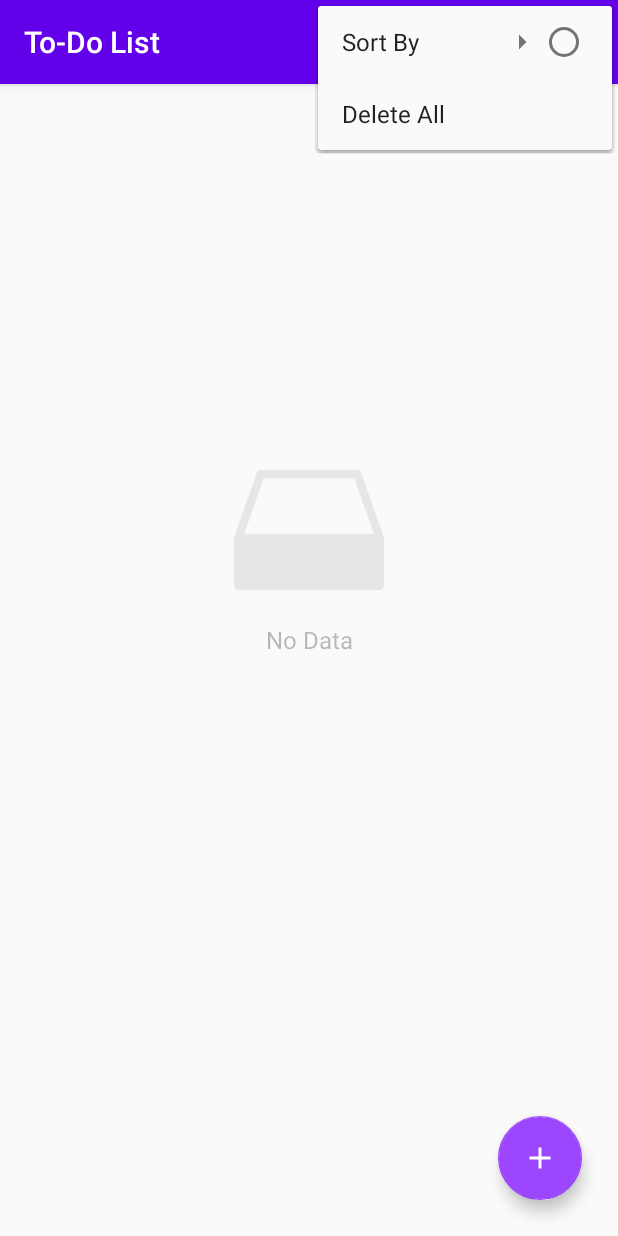
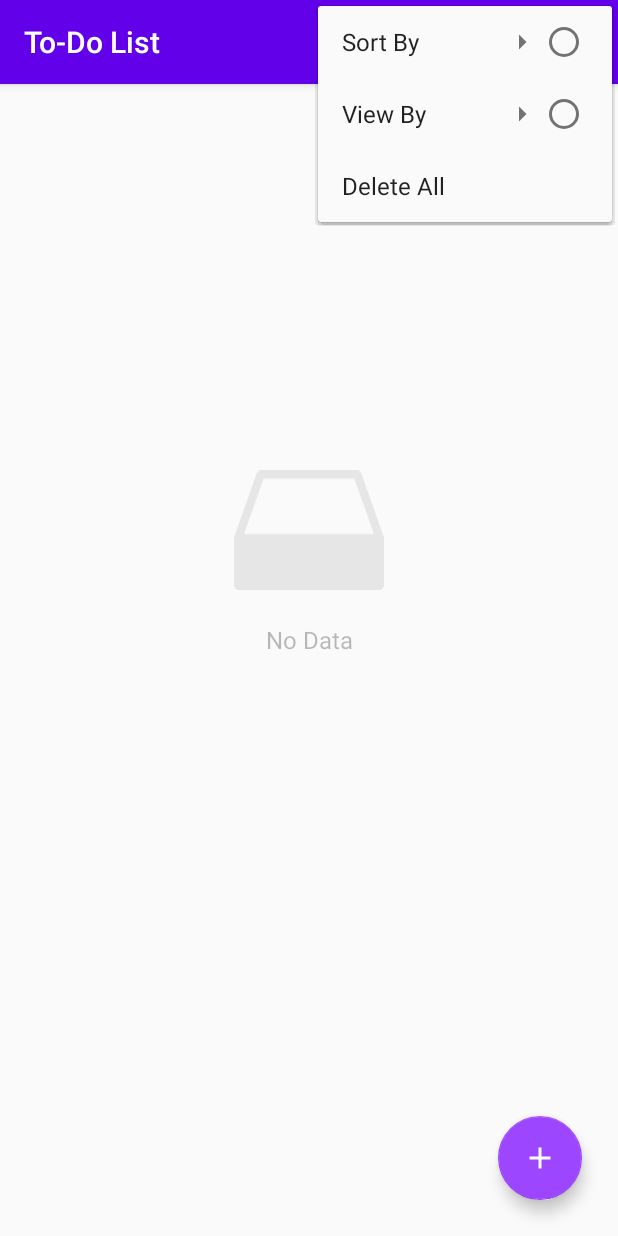
Before and after one commit to diegoamribeiro/ToDo_App_Room_MVVM, an Android app: the screen it shows after launch (MainActivity), with the options menu open, on a phone screen of 412 x 824 dp. Run offline under Robolectric (Android 15) with nearby library versions, the phone set to English and light mode, and no system bars; our stand-ins replace Room's generated code, data binding, navigation-ui; libraries missing offline, so code that uses them is left out: jp.wasabeef.recyclerview; 1 statement that could not run was skipped.

Commit message:
Grid and listView switch added

```diff
--- a/app/build.gradle
+++ b/app/build.gradle
@@ -14,8 +14,8 @@ android {
         applicationId "com.diegoribeiro.todoapp"
         minSdkVersion 23
         targetSdkVersion 30
-        versionCode 3
-        versionName "3.0"
+        versionCode 4
+        versionName "3.1"
 
         testInstrumentationRunner "androidx.test.runner.AndroidJUnitRunner"
     }
@@ -30,6 +30,7 @@ android {
 
     buildFeatures{
         dataBinding = true
+        viewBinding = true
     }
 
     compileOptions {
--- a/app/src/main/java/com/diegoribeiro/todoapp/fragments/list/ListFragment.kt
+++ b/app/src/main/java/com/diegoribeiro/todoapp/fragments/list/ListFragment.kt
@@ -1,6 +1,7 @@
 package com.diegoribeiro.todoapp.fragments.list
 
 import android.app.AlertDialog
+import android.graphics.drawable.GradientDrawable
 import android.os.Bundle
 import android.util.Log
 import android.view.*
@@ -22,10 +23,13 @@ import com.diegoribeiro.todoapp.utils.hideKeyboard
 import com.diegoribeiro.todoapp.utils.observeOnce
 import com.google.android.material.snackbar.Snackbar
 import jp.wasabeef.recyclerview.animators.SlideInUpAnimator
+import kotlinx.android.synthetic.*
+import kotlinx.android.synthetic.main.fragment_list.*
 import kotlinx.android.synthetic.main.fragment_list.view.*
 
 class ListFragment : Fragment(), SearchView.OnQueryTextListener {
 
+    private lateinit var recyclerView: RecyclerView
     private val listAdapter: ListAdapter by lazy { ListAdapter() }
     private val mToDoViewModel: ToDoViewModel by viewModels()
     private val mSharedViewModel: SharedViewModel by viewModels()
@@ -41,7 +45,22 @@ class ListFragment : Fragment(), SearchView.OnQueryTextListener {
             findNavController().navigate(R.id.action_listFragment_to_addFragment)
         }
 
-        val recyclerView = view.recyclerListView
+        setupRecyclerView(view)
+
+        mSharedViewModel.emptyDatabase.observe(viewLifecycleOwner,  {
+            showEmptyDatabaseView(it)
+        })
+
+        //Hide Keyboard
+        hideKeyboard(requireActivity())
+
+        //Set menu
+        setHasOptionsMenu(true)
+        return view
+    }
+
+    private fun setupRecyclerView(view: View){
+        recyclerView = view.recyclerListView
         recyclerView.adapter = listAdapter
         recyclerView.layoutManager = StaggeredGridLayoutManager(2, LinearLayoutManager.VERTICAL)
         recyclerView.itemAnimator = SlideInUpAnimator().apply {
@@ -53,17 +72,28 @@ class ListFragment : Fragment(), SearchView.OnQueryTextListener {
             mSharedViewModel.verifyEmptyList(data)
             listAdapter.setData(data)
         })
+    }
 
-        mSharedViewModel.emptyDatabase.observe(viewLifecycleOwner,  {
-            showEmptyDatabaseView(it)
-        })
+    override fun onOptionsItemSelected(item: MenuItem): Boolean {
+        when(item.itemId){
+            R.id.menu_delete_all -> confirmRemoval()
+            R.id.menu_priority_high -> mToDoViewModel.sortByHighPriority.observe(this, {listAdapter.setData(it)})
+            R.id.menu_priority_low -> mToDoViewModel.sortByLowPriority.observe(this, {listAdapter.setData(it)})
+            R.id.menu_ListView -> listView()
+            R.id.menu_gridView -> gridView()
+        }
+        return super.onOptionsItemSelected(item)
+    }
 
-        //Hide Keyboard
-        hideKeyboard(requireActivity())
+    private fun listView(){
+            recyclerView.layoutManager = LinearLayoutManager(requireContext(), LinearLayoutManager.VERTICAL, false)
+            Log.d("**SetListView", "Clicked")
 
-        //Set menu
-        setHasOptionsMenu(true)
-        return view
+    }
+
+    private fun gridView(){
+        recyclerView.layoutManager = StaggeredGridLayoutManager(2, LinearLayoutManager.VERTICAL)
+        Log.d("**SetListView", "Clicked")
     }
 
     private fun swipeToDelete(recyclerView: RecyclerView){
@@ -98,15 +128,6 @@ class ListFragment : Fragment(), SearchView.OnQueryTextListener {
             view?.no_data_imageView?.visibility = View.INVISIBLE
             view?.no_data_textView?.visibility = View.INVISIBLE
         }
-    }
-
-    override fun onOptionsItemSelected(item: MenuItem): Boolean {
-        when(item.itemId){
-            R.id.menu_delete_all -> confirmRemoval()
-            R.id.menu_priority_high -> mToDoViewModel.sortByHighPriority.observe(this, {listAdapter.setData(it)})
-            R.id.menu_priority_low -> mToDoViewModel.sortByLowPriority.observe(this, {listAdapter.setData(it)})
-        }
-        return super.onOptionsItemSelected(item)
     }
 
     override fun onQueryTextSubmit(query: String?): Boolean {
@@ -154,4 +175,6 @@ class ListFragment : Fragment(), SearchView.OnQueryTextListener {
         searchView?.isSubmitButtonEnabled = true
         searchView?.setOnQueryTextListener(this)
     }
+
+
 }
--- a/app/src/main/java/com/diegoribeiro/todoapp/fragments/list/adapter/ListAdapter.kt
+++ b/app/src/main/java/com/diegoribeiro/todoapp/fragments/list/adapter/ListAdapter.kt
@@ -48,6 +48,4 @@ class ListAdapter : RecyclerView.Adapter<ListAdapter.MyViewHolder>(){
         this.dataList = toDoList
         toDoDiffResult.dispatchUpdatesTo(this)
     }
-
-
 }
--- a/app/src/main/res/menu/list_fragment_menu.xml
+++ b/app/src/main/res/menu/list_fragment_menu.xml
@@ -22,6 +22,18 @@
             </menu>
         </item>
     </group>
+    <group android:checkableBehavior="single">
+        <item android:id="@+id/menu_viewBy"
+            android:title="@string/view_by">
+            <menu>
+                <item android:id="@+id/menu_gridView"
+                    android:title="@string/grid_view"/>
+
+                <item android:id="@+id/menu_ListView"
+                    android:title="@string/list_view"/>
+            </menu>
+        </item>
+    </group>
     <item
         android:id="@+id/menu_delete_all"
         android:title="@string/delete_all"
--- a/app/src/main/res/values/strings.xml
+++ b/app/src/main/res/values/strings.xml
@@ -36,4 +36,9 @@
     <string name="all_items_removed">All items Removed!</string>
     <!--"Please fill all fields"-->
     <string name="please_fill_all_fields">Please fill all fields</string>
+
+    <!-- Grid view -->
+    <string name="view_by">View By</string>
+    <string name="grid_view">Grid</string>
+    <string name="list_view">List</string>
 </resources>
--- a/build.gradle
+++ b/build.gradle
@@ -9,7 +9,7 @@ buildscript {
         jcenter()
     }
     dependencies {
-        classpath 'com.android.tools.build:gradle:4.2.0'
+        classpath 'com.android.tools.build:gradle:4.2.1'
         classpath "org.jetbrains.kotlin:kotlin-gradle-plugin:$kotlin_version"
         classpath "androidx.navigation:navigation-safe-args-gradle-plugin:$nav_version"
 
```
Also changed, not shown: 1 other file.
